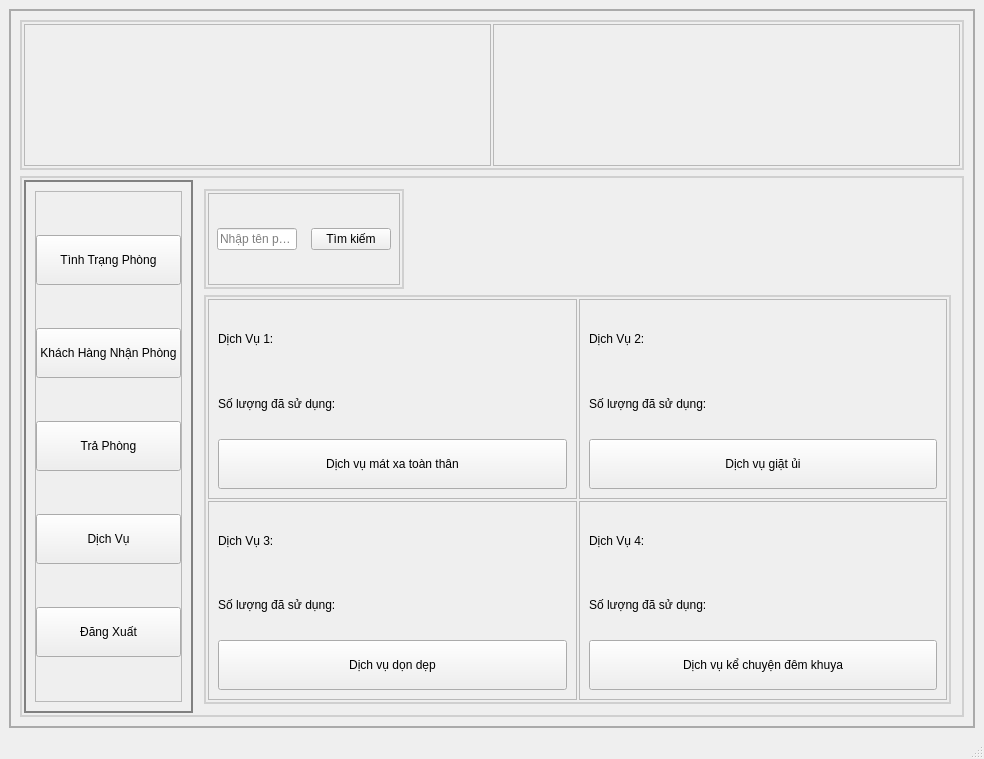
This is mainwindow.ui in LeTrungPhong/DUT-PBL-2 as Qt 5 draws it before an edit. The edited form follows.
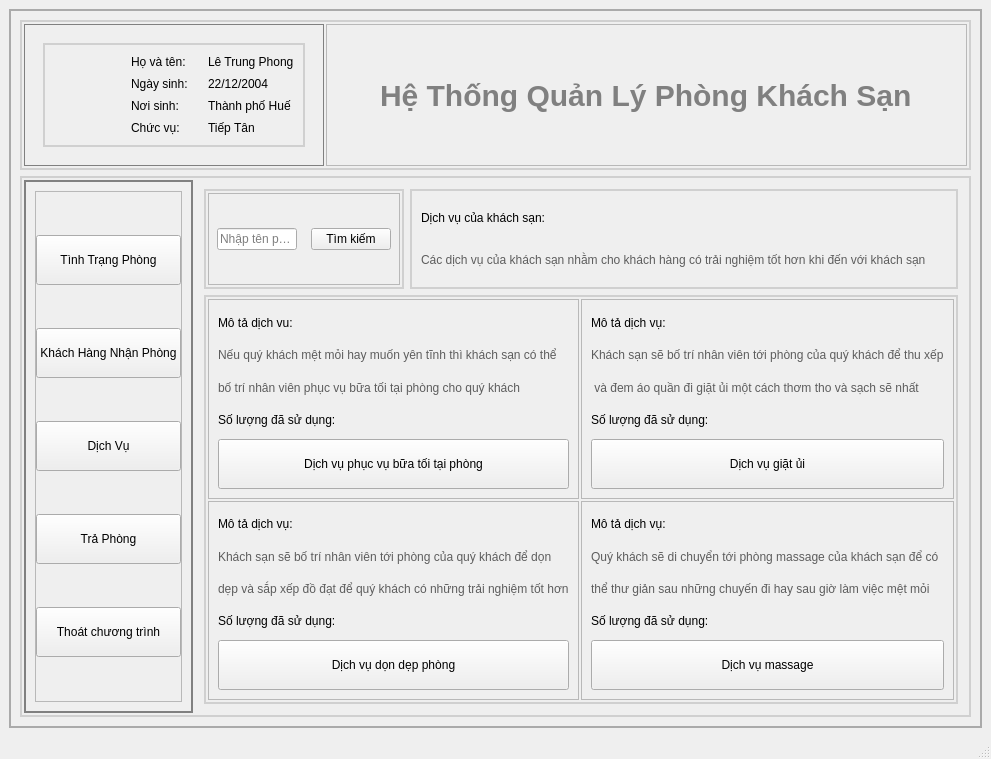
This is the edited form. The open tabs and pages were chosen to show the change. Icons and pictures are not drawn.

Commit message: feat: make color for project

```diff
--- a/mainwindow.ui
+++ b/mainwindow.ui
@@ -75,12 +75,221 @@
            </property>
            <item>
             <widget class="QFrame" name="frame_5">
+             <property name="maximumSize">
+              <size>
+               <width>300</width>
+               <height>16777215</height>
+              </size>
+             </property>
+             <property name="styleSheet">
+              <string notr="true">#frame_5
+{
+	border: 1px solid gray;
+}
+
+#frame_82
+{
+	border: 1.5px solid rgb(208, 208, 208);
+}
+</string>
+             </property>
              <property name="frameShape">
               <enum>QFrame::StyledPanel</enum>
              </property>
              <property name="frameShadow">
               <enum>QFrame::Raised</enum>
              </property>
+             <layout class="QHBoxLayout" name="horizontalLayout_14">
+              <item>
+               <widget class="QStackedWidget" name="stackedWidget4">
+                <property name="currentIndex">
+                 <number>1</number>
+                </property>
+                <widget class="QWidget" name="page_12">
+                 <layout class="QHBoxLayout" name="horizontalLayout_13">
+                  <item>
+                   <widget class="QFrame" name="frame_83">
+                    <property name="frameShape">
+                     <enum>QFrame::StyledPanel</enum>
+                    </property>
+                    <property name="frameShadow">
+                     <enum>QFrame::Raised</enum>
+                    </property>
+                    <layout class="QGridLayout" name="gridLayout_30">
+                     <item row="2" column="1">
+                      <widget class="QLabel" name="label_64">
+                       <property name="text">
+                        <string>Nơi sinh:</string>
+                       </property>
+                      </widget>
+                     </item>
+                     <item row="1" column="1">
+                      <widget class="QLabel" name="label_63">
+                       <property name="text">
+                        <string>Ngày sinh:</string>
+                       </property>
+                      </widget>
+                     </item>
+                     <item row="0" column="0" rowspan="4">
+                      <widget class="QLabel" name="labelImgQL">
+                       <property name="text">
+                        <string/>
+                       </property>
+                       <property name="pixmap">
+                        <pixmap>nguyenminhphuc.jpg</pixmap>
+                       </property>
+                       <property name="scaledContents">
+                        <bool>true</bool>
+                       </property>
+                      </widget>
+                     </item>
+                     <item row="3" column="1">
+                      <widget class="QLabel" name="label_65">
+                       <property name="text">
+                        <string>Chức vụ:</string>
+                       </property>
+                      </widget>
+                     </item>
+                     <item row="0" column="1">
+                      <widget class="QLabel" name="label_62">
+                       <property name="text">
+                        <string>Họ và tên:</string>
+                       </property>
+                      </widget>
+                     </item>
+                     <item row="0" column="2">
+                      <widget class="QLabel" name="label_66">
+                       <property name="text">
+                        <string>Nguyễn Minh Phúc</string>
+                       </property>
+                      </widget>
+                     </item>
+                     <item row="1" column="2">
+                      <widget class="QLabel" name="label_67">
+                       <property name="text">
+                        <string>18/02/2004</string>
+                       </property>
+                      </widget>
+                     </item>
+                     <item row="2" column="2">
+                      <widget class="QLabel" name="label_68">
+                       <property name="text">
+                        <string>Thành phố huế</string>
+                       </property>
+                      </widget>
+                     </item>
+                     <item row="3" column="2">
+                      <widget class="QLabel" name="label_69">
+                       <property name="text">
+                        <string>Quản Lý</string>
+                       </property>
+                      </widget>
+                     </item>
+                    </layout>
+                   </widget>
+                  </item>
+                 </layout>
+                </widget>
+                <widget class="QWidget" name="page_13">
+                 <layout class="QHBoxLayout" name="horizontalLayout_15">
+                  <item>
+                   <widget class="QFrame" name="frame_82">
+                    <property name="sizePolicy">
+                     <sizepolicy hsizetype="Preferred" vsizetype="Expanding">
+                      <horstretch>0</horstretch>
+                      <verstretch>0</verstretch>
+                     </sizepolicy>
+                    </property>
+                    <property name="frameShape">
+                     <enum>QFrame::StyledPanel</enum>
+                    </property>
+                    <property name="frameShadow">
+                     <enum>QFrame::Raised</enum>
+                    </property>
+                    <layout class="QGridLayout" name="gridLayout_29">
+                     <item row="3" column="2">
+                      <widget class="QLabel" name="label_60">
+                       <property name="text">
+                        <string>Thành phố Huế</string>
+                       </property>
+                      </widget>
+                     </item>
+                     <item row="3" column="1">
+                      <widget class="QLabel" name="label_57">
+                       <property name="text">
+                        <string>Nơi sinh:</string>
+                       </property>
+                      </widget>
+                     </item>
+                     <item row="4" column="2">
+                      <widget class="QLabel" name="label_61">
+                       <property name="text">
+                        <string>Tiếp Tân</string>
+                       </property>
+                      </widget>
+                     </item>
+                     <item row="4" column="1">
+                      <widget class="QLabel" name="label_58">
+                       <property name="text">
+                        <string>Chức vụ:</string>
+                       </property>
+                      </widget>
+                     </item>
+                     <item row="2" column="1">
+                      <widget class="QLabel" name="label_55">
+                       <property name="text">
+                        <string>Ngày sinh:</string>
+                       </property>
+                      </widget>
+                     </item>
+                     <item row="2" column="2">
+                      <widget class="QLabel" name="label_59">
+                       <property name="text">
+                        <string>22/12/2004</string>
+                       </property>
+                      </widget>
+                     </item>
+                     <item row="1" column="1">
+                      <widget class="QLabel" name="label_54">
+                       <property name="text">
+                        <string>Họ và tên:</string>
+                       </property>
+                      </widget>
+                     </item>
+                     <item row="1" column="2">
+                      <widget class="QLabel" name="label_56">
+                       <property name="text">
+                        <string>Lê Trung Phong</string>
+                       </property>
+                      </widget>
+                     </item>
+                     <item row="1" column="0" rowspan="4">
+                      <widget class="QLabel" name="labelImgTT">
+                       <property name="maximumSize">
+                        <size>
+                         <width>90</width>
+                         <height>16777215</height>
+                        </size>
+                       </property>
+                       <property name="text">
+                        <string/>
+                       </property>
+                       <property name="pixmap">
+                        <pixmap>letrungphong.jpg</pixmap>
+                       </property>
+                       <property name="scaledContents">
+                        <bool>true</bool>
+                       </property>
+                      </widget>
+                     </item>
+                    </layout>
+                   </widget>
+                  </item>
+                 </layout>
+                </widget>
+               </widget>
+              </item>
+             </layout>
             </widget>
            </item>
            <item>
@@ -91,7 +300,23 @@
              <property name="frameShadow">
               <enum>QFrame::Raised</enum>
              </property>
-             <layout class="QGridLayout" name="gridLayout_14"/>
+             <layout class="QGridLayout" name="gridLayout_14">
+              <item row="0" column="0" alignment="Qt::AlignHCenter">
+               <widget class="QLabel" name="labelTextQLKS">
+                <property name="styleSheet">
+                 <string notr="true">#labelTextQLKS
+{
+	font-size: 30px;
+	font-weight: 700;
+	color: gray;
+}</string>
+                </property>
+                <property name="text">
+                 <string>Hệ Thống Quản Lý Phòng Khách Sạn</string>
+                </property>
+               </widget>
+              </item>
+             </layout>
             </widget>
            </item>
           </layout>
@@ -208,25 +433,6 @@
                     </property>
                    </widget>
                   </item>
-                  <item>
-                   <widget class="QPushButton" name="buttonTraPhong">
-                    <property name="minimumSize">
-                     <size>
-                      <width>0</width>
-                      <height>50</height>
-                     </size>
-                    </property>
-                    <property name="maximumSize">
-                     <size>
-                      <width>16777215</width>
-                      <height>50</height>
-                     </size>
-                    </property>
-                    <property name="text">
-                     <string>Trả Phòng</string>
-                    </property>
-                   </widget>
-                  </item>
                   <item>
                    <widget class="QPushButton" name="buttonDichVu">
                     <property name="minimumSize">
@@ -247,7 +453,7 @@
                    </widget>
                   </item>
                   <item>
-                   <widget class="QPushButton" name="pushButton_5">
+                   <widget class="QPushButton" name="buttonTraPhong">
                     <property name="minimumSize">
                      <size>
                       <width>0</width>
@@ -261,7 +467,26 @@
                      </size>
                     </property>
                     <property name="text">
-                     <string>Đăng Xuất</string>
+                     <string>Trả Phòng</string>
+                    </property>
+                   </widget>
+                  </item>
+                  <item>
+                   <widget class="QPushButton" name="buttonOutTT">
+                    <property name="minimumSize">
+                     <size>
+                      <width>0</width>
+                      <height>50</height>
+                     </size>
+                    </property>
+                    <property name="maximumSize">
+                     <size>
+                      <width>16777215</width>
+                      <height>50</height>
+                     </size>
+                    </property>
+                    <property name="text">
+                     <string>Thoát chương trình</string>
                     </property>
                    </widget>
                   </item>
@@ -387,7 +612,7 @@
 #frame_4,#frame_12,
 #frame_38,#frame_54,#frame_41,#frame_48,#frame_59,#frame_63,
 #frame_68,#frame_70,#frame_36,#frame_78,#frame_26,#frame_19,
-#frame_34,#frame_40
+#frame_34,#frame_40,#frame_84
 {
 	border: 1.5px solid rgb(208, 208, 208);
 }
@@ -440,6 +665,21 @@
 {
 	border-top: 1.5px solid rgb(208, 208, 208);
 	border-bottom: 1.5px solid rgb(208, 208, 208);
+}
+
+#buttonPhong1,#buttonPhong2,#buttonPhong3,#buttonPhong4,
+#buttonPhong5,#buttonPhong6,#buttonPhong7,#buttonPhong8,
+#buttonPhong9,#buttonPhong10,#buttonPhong11,#buttonPhong12
+{
+	color: white;
+	font-size: 13px;
+	font-weight: 700;
+}
+
+#label_70,#label_71,#label_72,#label_73,
+#label_76,#label_75,#label_74,#label_77,#label_79
+{
+	color: rgb(93, 93, 93);
 }</string>
              </property>
              <property name="currentIndex">
@@ -2130,90 +2370,7 @@
              </widget>
              <widget class="QWidget" name="page_4">
               <layout class="QGridLayout" name="gridLayout_7">
-               <item row="0" column="0" alignment="Qt::AlignLeft|Qt::AlignTop">
-                <widget class="QFrame" name="frame_70">
-                 <property name="minimumSize">
-                  <size>
-                   <width>200</width>
-                   <height>100</height>
-                  </size>
-                 </property>
-                 <property name="frameShape">
-                  <enum>QFrame::StyledPanel</enum>
-                 </property>
-                 <property name="frameShadow">
-                  <enum>QFrame::Raised</enum>
-                 </property>
-                 <layout class="QVBoxLayout" name="verticalLayout_29" stretch="0">
-                  <property name="spacing">
-                   <number>2</number>
-                  </property>
-                  <property name="leftMargin">
-                   <number>2</number>
-                  </property>
-                  <property name="topMargin">
-                   <number>2</number>
-                  </property>
-                  <property name="rightMargin">
-                   <number>2</number>
-                  </property>
-                  <property name="bottomMargin">
-                   <number>2</number>
-                  </property>
-                  <item>
-                   <widget class="QFrame" name="frame_71">
-                    <property name="frameShape">
-                     <enum>QFrame::StyledPanel</enum>
-                    </property>
-                    <property name="frameShadow">
-                     <enum>QFrame::Raised</enum>
-                    </property>
-                    <layout class="QHBoxLayout" name="horizontalLayout_41">
-                     <property name="leftMargin">
-                      <number>0</number>
-                     </property>
-                     <property name="topMargin">
-                      <number>0</number>
-                     </property>
-                     <property name="rightMargin">
-                      <number>0</number>
-                     </property>
-                     <property name="bottomMargin">
-                      <number>0</number>
-                     </property>
-                     <item>
-                      <widget class="QLineEdit" name="lineEditTimKiem4">
-                       <property name="maximumSize">
-                        <size>
-                         <width>80</width>
-                         <height>16777215</height>
-                        </size>
-                       </property>
-                       <property name="placeholderText">
-                        <string>Nhập tên phòng</string>
-                       </property>
-                      </widget>
-                     </item>
-                     <item>
-                      <widget class="QPushButton" name="buttonTimKiem4">
-                       <property name="maximumSize">
-                        <size>
-                         <width>80</width>
-                         <height>16777215</height>
-                        </size>
-                       </property>
-                       <property name="text">
-                        <string>Tìm kiếm</string>
-                       </property>
-                      </widget>
-                     </item>
-                    </layout>
-                   </widget>
-                  </item>
-                 </layout>
-                </widget>
-               </item>
-               <item row="1" column="0">
+               <item row="2" column="0" colspan="2">
                 <widget class="QFrame" name="frame_68">
                  <property name="sizePolicy">
                   <sizepolicy hsizetype="Preferred" vsizetype="Expanding">
@@ -2252,28 +2409,33 @@
                      <enum>QFrame::Raised</enum>
                     </property>
                     <layout class="QGridLayout" name="gridLayout_8">
-                     <item row="1" column="1">
-                      <widget class="QLabel" name="labelSoluongDichVu1">
+                     <item row="1" column="0" colspan="2">
+                      <widget class="QLabel" name="label_71">
+                       <property name="font">
+                        <font>
+                         <italic>false</italic>
+                        </font>
+                       </property>
                        <property name="text">
-                        <string/>
+                        <string>Nếu quý khách mệt mỏi hay muốn yên tĩnh thì khách sạn có thể</string>
                        </property>
                       </widget>
                      </item>
-                     <item row="1" column="0">
+                     <item row="3" column="0">
                       <widget class="QLabel" name="label_13">
                        <property name="text">
                         <string>Số lượng đã sử dụng:</string>
                        </property>
                       </widget>
                      </item>
-                     <item row="0" column="0">
-                      <widget class="QLabel" name="label_27">
+                     <item row="3" column="1">
+                      <widget class="QLabel" name="labelSoluongDichVu1">
                        <property name="text">
-                        <string>Dịch Vụ 1:</string>
+                        <string/>
                        </property>
                       </widget>
                      </item>
-                     <item row="2" column="0" colspan="2">
+                     <item row="4" column="0" colspan="2">
                       <widget class="QPushButton" name="buttonDichVu1">
                        <property name="minimumSize">
                         <size>
@@ -2282,7 +2444,26 @@
                         </size>
                        </property>
                        <property name="text">
-                        <string>Dịch vụ mát xa toàn thân</string>
+                        <string>Dịch vụ phục vụ bữa tối tại phòng</string>
+                       </property>
+                      </widget>
+                     </item>
+                     <item row="2" column="0" colspan="2">
+                      <widget class="QLabel" name="label_75">
+                       <property name="font">
+                        <font>
+                         <italic>false</italic>
+                        </font>
+                       </property>
+                       <property name="text">
+                        <string>bố trí nhân viên phục vụ bữa tối tại phòng cho quý khách</string>
+                       </property>
+                      </widget>
+                     </item>
+                     <item row="0" column="0" colspan="2">
+                      <widget class="QLabel" name="label_27">
+                       <property name="text">
+                        <string>Mô tả dịch vu:</string>
                        </property>
                       </widget>
                      </item>
@@ -2298,28 +2479,21 @@
                      <enum>QFrame::Raised</enum>
                     </property>
                     <layout class="QGridLayout" name="gridLayout_9">
-                     <item row="2" column="1">
-                      <widget class="QLabel" name="labelSoluongDichVu2">
-                       <property name="text">
-                        <string/>
-                       </property>
-                      </widget>
-                     </item>
-                     <item row="2" column="0">
+                     <item row="3" column="0">
                       <widget class="QLabel" name="label_28">
                        <property name="text">
                         <string>Số lượng đã sử dụng:</string>
                        </property>
                       </widget>
                      </item>
-                     <item row="0" column="0">
-                      <widget class="QLabel" name="label_32">
+                     <item row="3" column="1">
+                      <widget class="QLabel" name="labelSoluongDichVu2">
                        <property name="text">
-                        <string>Dịch Vụ 2:</string>
+                        <string/>
                        </property>
                       </widget>
                      </item>
-                     <item row="3" column="0" colspan="2">
+                     <item row="4" column="0" colspan="2">
                       <widget class="QPushButton" name="buttonDichVu2">
                        <property name="minimumSize">
                         <size>
@@ -2338,6 +2512,37 @@
                        </property>
                       </widget>
                      </item>
+                     <item row="0" column="0">
+                      <widget class="QLabel" name="label_32">
+                       <property name="text">
+                        <string>Mô tả dịch vụ:</string>
+                       </property>
+                      </widget>
+                     </item>
+                     <item row="1" column="0" colspan="2">
+                      <widget class="QLabel" name="label_70">
+                       <property name="font">
+                        <font>
+                         <italic>false</italic>
+                        </font>
+                       </property>
+                       <property name="text">
+                        <string>Khách sạn sẽ bố trí nhân viên tới phòng của quý khách để thu xếp</string>
+                       </property>
+                      </widget>
+                     </item>
+                     <item row="2" column="0">
+                      <widget class="QLabel" name="label_72">
+                       <property name="font">
+                        <font>
+                         <italic>false</italic>
+                        </font>
+                       </property>
+                       <property name="text">
+                        <string> và đem áo quần đi giặt ủi một cách thơm tho và sạch sẽ nhất</string>
+                       </property>
+                      </widget>
+                     </item>
                     </layout>
                    </widget>
                   </item>
@@ -2350,28 +2555,14 @@
                      <enum>QFrame::Raised</enum>
                     </property>
                     <layout class="QGridLayout" name="gridLayout_10">
-                     <item row="1" column="1">
-                      <widget class="QLabel" name="labelSoluongDichVu3">
-                       <property name="text">
-                        <string/>
-                       </property>
-                      </widget>
-                     </item>
-                     <item row="1" column="0">
-                      <widget class="QLabel" name="label_43">
-                       <property name="text">
-                        <string>Số lượng đã sử dụng:</string>
-                       </property>
-                      </widget>
-                     </item>
                      <item row="0" column="0">
                       <widget class="QLabel" name="label_33">
                        <property name="text">
-                        <string>Dịch Vụ 3:</string>
+                        <string>Mô tả dịch vụ:</string>
                        </property>
                       </widget>
                      </item>
-                     <item row="2" column="0" colspan="2">
+                     <item row="4" column="0" colspan="2">
                       <widget class="QPushButton" name="buttonDichVu3">
                        <property name="minimumSize">
                         <size>
@@ -2380,7 +2571,45 @@
                         </size>
                        </property>
                        <property name="text">
-                        <string>Dịch vụ dọn dẹp</string>
+                        <string>Dịch vụ dọn dẹp phòng</string>
+                       </property>
+                      </widget>
+                     </item>
+                     <item row="3" column="1">
+                      <widget class="QLabel" name="labelSoluongDichVu3">
+                       <property name="text">
+                        <string/>
+                       </property>
+                      </widget>
+                     </item>
+                     <item row="3" column="0">
+                      <widget class="QLabel" name="label_43">
+                       <property name="text">
+                        <string>Số lượng đã sử dụng:</string>
+                       </property>
+                      </widget>
+                     </item>
+                     <item row="1" column="0" colspan="2">
+                      <widget class="QLabel" name="label_76">
+                       <property name="font">
+                        <font>
+                         <italic>false</italic>
+                        </font>
+                       </property>
+                       <property name="text">
+                        <string>Khách sạn sẽ bố trí nhân viên tới phòng của quý khách để dọn </string>
+                       </property>
+                      </widget>
+                     </item>
+                     <item row="2" column="0" colspan="2">
+                      <widget class="QLabel" name="label_77">
+                       <property name="font">
+                        <font>
+                         <italic>false</italic>
+                        </font>
+                       </property>
+                       <property name="text">
+                        <string>dẹp và sắp xếp đồ đạt để quý khách có những trải nghiệm tốt hơn</string>
                        </property>
                       </widget>
                      </item>
@@ -2396,14 +2625,51 @@
                      <enum>QFrame::Raised</enum>
                     </property>
                     <layout class="QGridLayout" name="gridLayout_11">
-                     <item row="1" column="1">
+                     <item row="4" column="0" colspan="2">
+                      <widget class="QPushButton" name="buttonDichVu4">
+                       <property name="minimumSize">
+                        <size>
+                         <width>0</width>
+                         <height>50</height>
+                        </size>
+                       </property>
+                       <property name="text">
+                        <string>Dịch vụ massage</string>
+                       </property>
+                      </widget>
+                     </item>
+                     <item row="1" column="0" colspan="2">
+                      <widget class="QLabel" name="label_73">
+                       <property name="font">
+                        <font>
+                         <italic>false</italic>
+                        </font>
+                       </property>
+                       <property name="text">
+                        <string>Quý khách sẽ di chuyển tới phòng massage của khách sạn để có</string>
+                       </property>
+                      </widget>
+                     </item>
+                     <item row="2" column="0" colspan="2">
+                      <widget class="QLabel" name="label_74">
+                       <property name="font">
+                        <font>
+                         <italic>false</italic>
+                        </font>
+                       </property>
+                       <property name="text">
+                        <string>thể thư giản sau những chuyến đi hay sau giờ làm việc mệt mỏi</string>
+                       </property>
+                      </widget>
+                     </item>
+                     <item row="3" column="1">
                       <widget class="QLabel" name="labelSoluongDichVu4">
                        <property name="text">
                         <string/>
                        </property>
                       </widget>
                      </item>
-                     <item row="1" column="0">
+                     <item row="3" column="0">
                       <widget class="QLabel" name="label_45">
                        <property name="text">
                         <string>Số lượng đã sử dụng:</string>
@@ -2413,20 +2679,90 @@
                      <item row="0" column="0">
                       <widget class="QLabel" name="label_34">
                        <property name="text">
-                        <string>Dịch Vụ 4:</string>
+                        <string>Mô tả dịch vụ:</string>
                        </property>
                       </widget>
                      </item>
-                     <item row="2" column="0" colspan="2">
-                      <widget class="QPushButton" name="buttonDichVu4">
-                       <property name="minimumSize">
+                    </layout>
+                   </widget>
+                  </item>
+                 </layout>
+                </widget>
+               </item>
+               <item row="0" column="0" rowspan="2" alignment="Qt::AlignLeft">
+                <widget class="QFrame" name="frame_70">
+                 <property name="minimumSize">
+                  <size>
+                   <width>200</width>
+                   <height>100</height>
+                  </size>
+                 </property>
+                 <property name="frameShape">
+                  <enum>QFrame::StyledPanel</enum>
+                 </property>
+                 <property name="frameShadow">
+                  <enum>QFrame::Raised</enum>
+                 </property>
+                 <layout class="QVBoxLayout" name="verticalLayout_29" stretch="0">
+                  <property name="spacing">
+                   <number>2</number>
+                  </property>
+                  <property name="leftMargin">
+                   <number>2</number>
+                  </property>
+                  <property name="topMargin">
+                   <number>2</number>
+                  </property>
+                  <property name="rightMargin">
+                   <number>2</number>
+                  </property>
+                  <property name="bottomMargin">
+                   <number>2</number>
+                  </property>
+                  <item>
+                   <widget class="QFrame" name="frame_71">
+                    <property name="frameShape">
+                     <enum>QFrame::StyledPanel</enum>
+                    </property>
+                    <property name="frameShadow">
+                     <enum>QFrame::Raised</enum>
+                    </property>
+                    <layout class="QHBoxLayout" name="horizontalLayout_41">
+                     <property name="leftMargin">
+                      <number>0</number>
+                     </property>
+                     <property name="topMargin">
+                      <number>0</number>
+                     </property>
+                     <property name="rightMargin">
+                      <number>0</number>
+                     </property>
+                     <property name="bottomMargin">
+                      <number>0</number>
+                     </property>
+                     <item>
+                      <widget class="QLineEdit" name="lineEditTimKiem4">
+                       <property name="maximumSize">
                         <size>
-                         <width>0</width>
-                         <height>50</height>
+                         <width>80</width>
+                         <height>16777215</height>
+                        </size>
+                       </property>
+                       <property name="placeholderText">
+                        <string>Nhập tên phòng</string>
+                       </property>
+                      </widget>
+                     </item>
+                     <item>
+                      <widget class="QPushButton" name="buttonTimKiem4">
+                       <property name="maximumSize">
+                        <size>
+                         <width>80</width>
+                         <height>16777215</height>
                         </size>
                        </property>
                        <property name="text">
-                        <string>Dịch vụ kể chuyện đêm khuya</string>
+                        <string>Tìm kiếm</string>
                        </property>
                       </widget>
                      </item>
@@ -2436,6 +2772,38 @@
                  </layout>
                 </widget>
                </item>
+               <item row="0" column="1" rowspan="2">
+                <widget class="QFrame" name="frame_84">
+                 <property name="sizePolicy">
+                  <sizepolicy hsizetype="Expanding" vsizetype="Preferred">
+                   <horstretch>0</horstretch>
+                   <verstretch>0</verstretch>
+                  </sizepolicy>
+                 </property>
+                 <property name="frameShape">
+                  <enum>QFrame::StyledPanel</enum>
+                 </property>
+                 <property name="frameShadow">
+                  <enum>QFrame::Raised</enum>
+                 </property>
+                 <layout class="QGridLayout" name="gridLayout_31">
+                  <item row="1" column="0">
+                   <widget class="QLabel" name="label_79">
+                    <property name="text">
+                     <string>Các dịch vụ của khách sạn nhằm cho khách hàng có trải nghiệm tốt hơn khi đến với khách sạn</string>
+                    </property>
+                   </widget>
+                  </item>
+                  <item row="0" column="0">
+                   <widget class="QLabel" name="label_78">
+                    <property name="text">
+                     <string>Dịch vụ của khách sạn:</string>
+                    </property>
+                   </widget>
+                  </item>
+                 </layout>
+                </widget>
+               </item>
               </layout>
              </widget>
              <widget class="QWidget" name="page_6">
```
Left out of the diff: 1203 changed lines with no effect on the pictures. The commit also changes 9 other files.
